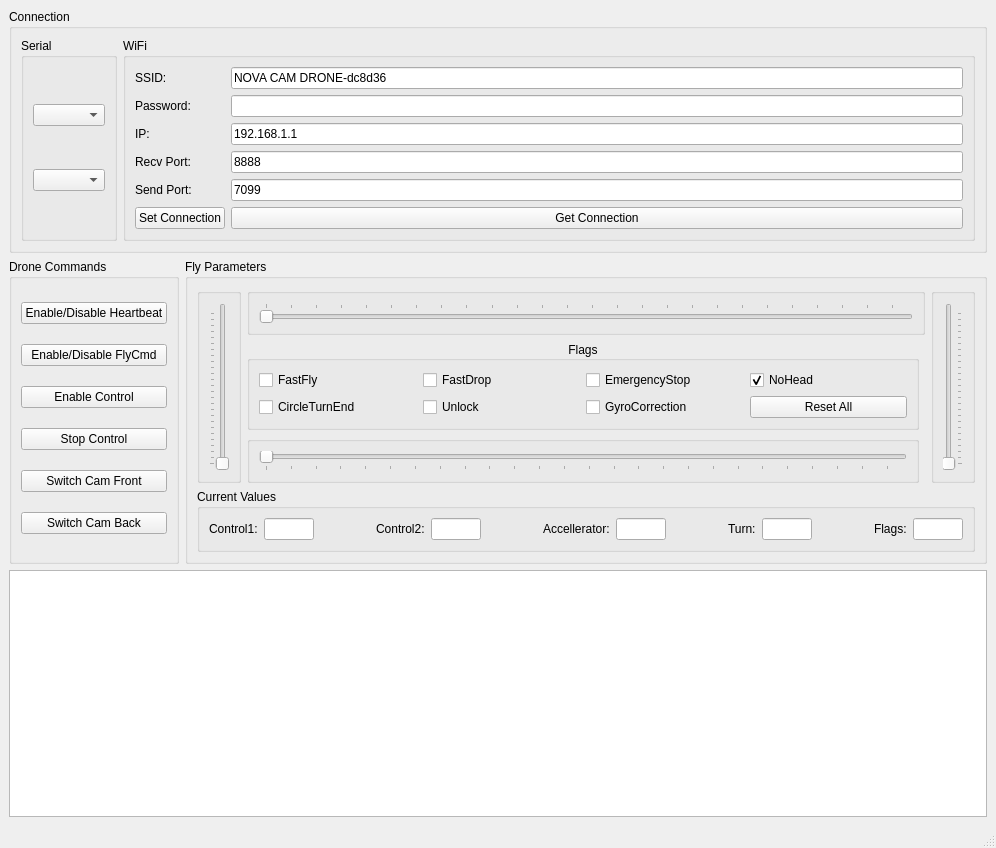
This is controller/mainwindow.ui in Zorne7/NovaCamDrone as Qt 5 draws it before an edit. The edited form follows.
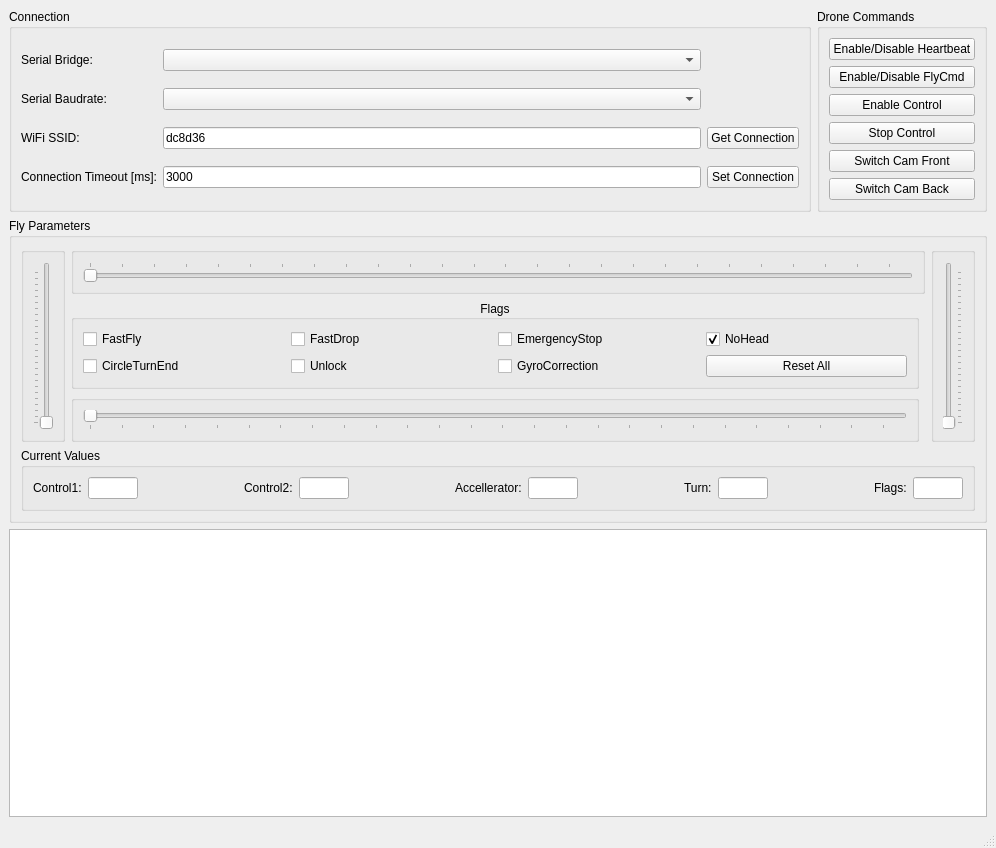
This is the edited form.

```diff
--- a/controller/mainwindow.ui
+++ b/controller/mainwindow.ui
@@ -15,125 +15,86 @@
   </property>
   <widget class="QWidget" name="centralwidget">
    <layout class="QGridLayout" name="gridLayout">
-    <item row="0" column="0" colspan="2">
-     <widget class="QGroupBox" name="groupBox">
+    <item row="0" column="0">
+     <widget class="QGroupBox" name="connBox">
       <property name="title">
        <string>Connection</string>
       </property>
       <layout class="QGridLayout" name="gridLayout_3">
+       <item row="2" column="0">
+        <widget class="QLabel" name="labelSSID">
+         <property name="text">
+          <string>WiFi SSID:</string>
+         </property>
+        </widget>
+       </item>
        <item row="0" column="0">
-        <widget class="QGroupBox" name="serialBox">
-         <property name="title">
-          <string>Serial</string>
+        <widget class="QLabel" name="label_6">
+         <property name="text">
+          <string>Serial Bridge:</string>
          </property>
-         <layout class="QVBoxLayout" name="serialLayout">
-          <item>
-           <widget class="QComboBox" name="portSelector"/>
-          </item>
-          <item>
-           <widget class="QComboBox" name="baudSelector"/>
-          </item>
-         </layout>
+        </widget>
+       </item>
+       <item row="2" column="3">
+        <widget class="QPushButton" name="btnGetConn">
+         <property name="text">
+          <string>Get Connection</string>
+         </property>
+        </widget>
+       </item>
+       <item row="1" column="0">
+        <widget class="QLabel" name="label_7">
+         <property name="text">
+          <string>Serial Baudrate:</string>
+         </property>
+        </widget>
+       </item>
+       <item row="3" column="3">
+        <widget class="QPushButton" name="btnSetConn">
+         <property name="text">
+          <string>Set Connection</string>
+         </property>
+        </widget>
+       </item>
+       <item row="3" column="0">
+        <widget class="QLabel" name="labelSend">
+         <property name="text">
+          <string>Connection Timeout [ms]:</string>
+         </property>
+        </widget>
+       </item>
+       <item row="1" column="1">
+        <widget class="QComboBox" name="baudSelector"/>
+       </item>
+       <item row="2" column="1">
+        <widget class="QLineEdit" name="ssidEdit">
+         <property name="text">
+          <string>dc8d36</string>
+         </property>
         </widget>
        </item>
        <item row="0" column="1">
-        <widget class="QGroupBox" name="connBox">
-         <property name="title">
-          <string>WiFi</string>
+        <widget class="QComboBox" name="portSelector"/>
+       </item>
+       <item row="3" column="1">
+        <widget class="QLineEdit" name="connTimeoutEdit">
+         <property name="text">
+          <string>3000</string>
          </property>
-         <layout class="QFormLayout" name="connLayout">
-          <item row="0" column="0">
-           <widget class="QLabel" name="labelSSID">
-            <property name="text">
-             <string>SSID:</string>
-            </property>
-           </widget>
-          </item>
-          <item row="0" column="1">
-           <widget class="QLineEdit" name="ssidEdit">
-            <property name="text">
-             <string>NOVA CAM DRONE-dc8d36</string>
-            </property>
-           </widget>
-          </item>
-          <item row="1" column="0">
-           <widget class="QLabel" name="labelPass">
-            <property name="text">
-             <string>Password:</string>
-            </property>
-           </widget>
-          </item>
-          <item row="1" column="1">
-           <widget class="QLineEdit" name="passEdit">
-            <property name="text">
-             <string/>
-            </property>
-           </widget>
-          </item>
-          <item row="2" column="0">
-           <widget class="QLabel" name="labelIP">
-            <property name="text">
-             <string>IP:</string>
-            </property>
-           </widget>
-          </item>
-          <item row="2" column="1">
-           <widget class="QLineEdit" name="ipEdit">
-            <property name="text">
-             <string>192.168.1.1</string>
-            </property>
-           </widget>
-          </item>
-          <item row="3" column="0">
-           <widget class="QLabel" name="labelRecv">
-            <property name="text">
-             <string>Recv Port:</string>
-            </property>
-           </widget>
-          </item>
-          <item row="3" column="1">
-           <widget class="QLineEdit" name="recvPortEdit">
-            <property name="text">
-             <string>8888</string>
-            </property>
-           </widget>
-          </item>
-          <item row="4" column="0">
-           <widget class="QLabel" name="labelSend">
-            <property name="text">
-             <string>Send Port:</string>
-            </property>
-           </widget>
-          </item>
-          <item row="4" column="1">
-           <widget class="QLineEdit" name="sendPortEdit">
-            <property name="text">
-             <string>7099</string>
-            </property>
-           </widget>
-          </item>
-          <item row="5" column="0">
-           <widget class="QPushButton" name="btnSetConn">
-            <property name="text">
-             <string>Set Connection</string>
-            </property>
-           </widget>
-          </item>
-          <item row="5" column="1">
-           <widget class="QPushButton" name="btnGetConn">
-            <property name="text">
-             <string>Get Connection</string>
-            </property>
-           </widget>
-          </item>
-         </layout>
         </widget>
        </item>
       </layout>
      </widget>
     </item>
-    <item row="1" column="0">
-     <widget class="QGroupBox" name="droneBox">
+    <item row="3" column="0" colspan="2">
+     <widget class="QTextEdit" name="log">
+      <property name="readOnly">
+       <bool>true</bool>
+      </property>
+     </widget>
+    </item>
+    <item row="0" column="1">
+     <widget class="QGroupBox" name="droneCmdBox">
       <property name="title">
        <string>Drone Commands</string>
       </property>
@@ -183,8 +144,8 @@
       </layout>
      </widget>
     </item>
-    <item row="1" column="1">
-     <widget class="QGroupBox" name="groupBox_2">
+    <item row="1" column="0" colspan="2">
+     <widget class="QGroupBox" name="flyParamBox">
       <property name="title">
        <string>Fly Parameters</string>
       </property>
```
Left out of the diff: 7 changed lines with no effect on the pictures.
